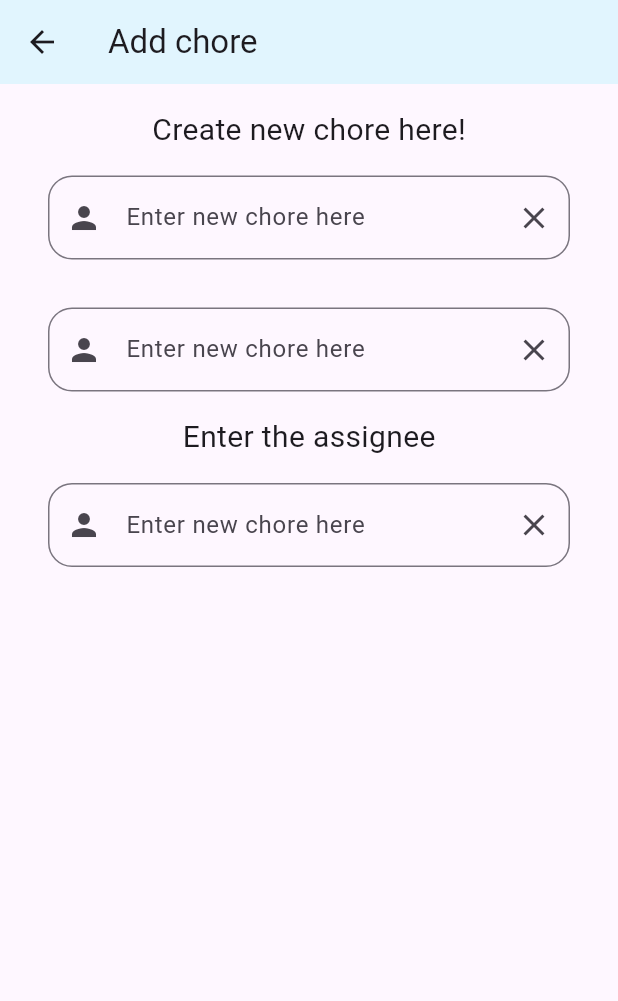
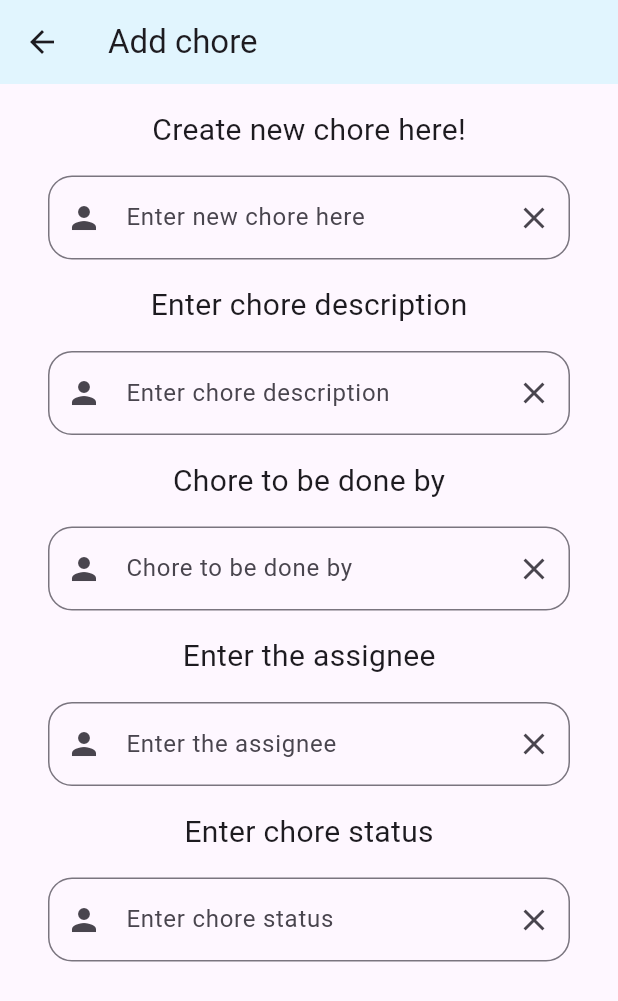
Before and after one commit to dominikdoric/house-work-app, a Flutter app: the AddChoreScreen screen opened directly, on a phone screen of 412 x 824 dp. Shown: the top 1001 px of the screen. Run offline on Flutter 3.47's test engine with Material 2 defaults, Android fonts, the phone set to English and light mode, and no system bars; our stand-ins replace cloud_firestore, firebase_auth, firebase_core, flutter_bloc, freezed_annotation, get_it and 1 more; accounts and stored records are empty.

Commit message:
AddChoreScreen design finished, needs polishing still

```diff
--- a/house_work_app/lib/presentation/screens/addChoreScreen/add_chore_screen_view.dart
+++ b/house_work_app/lib/presentation/screens/addChoreScreen/add_chore_screen_view.dart
@@ -41,13 +41,14 @@ class AddChoreScreenView extends StatelessWidget {
               ),
             ),
           ),
+          const CustomText(text: Strings.enterChoreDescription),
           Padding(
             padding: const EdgeInsets.all(Dimensions.paddingMedium),
             child: TextField(
               controller: _textEditingController,
               decoration: InputDecoration(
-                labelText: Strings.addChore,
-                hintText: Strings.addChore,
+                labelText: Strings.enterChoreDescription,
+                hintText: Strings.enterChoreDescription,
                 prefixIcon: const Icon(Icons.person),
                 suffixIcon: IconButton(
                   icon: const Icon(Icons.clear),
@@ -65,14 +66,64 @@ class AddChoreScreenView extends StatelessWidget {
               ),
             ),
           ),
-          const CustomText(text: 'Enter the assignee'),
+          const CustomText(text: Strings.choreToBeDoneBy),
           Padding(
             padding: const EdgeInsets.all(Dimensions.paddingMedium),
             child: TextField(
               controller: _textEditingController,
               decoration: InputDecoration(
-                labelText: Strings.addChore,
-                hintText: Strings.addChore,
+                labelText: Strings.choreToBeDoneBy,
+                hintText: Strings.choreToBeDoneBy,
+                prefixIcon: const Icon(Icons.person),
+                suffixIcon: IconButton(
+                  icon: const Icon(Icons.clear),
+                  // Clear text when clear icon is clicked
+                  onPressed: () {
+                    _textEditingController.clear();
+                  },
+                ),
+                border: const OutlineInputBorder(
+                  gapPadding: Dimensions.paddingMedium,
+                  borderRadius: BorderRadius.all(
+                    Radius.circular(Dimensions.paddingMedium),
+                  ),
+                ),
+              ),
+            ),
+          ),
+          const CustomText(text: Strings.enterTheAssignee),
+          Padding(
+            padding: const EdgeInsets.all(Dimensions.paddingMedium),
+            child: TextField(
+              controller: _textEditingController,
+              decoration: InputDecoration(
+                labelText: Strings.enterTheAssignee,
+                hintText: Strings.enterTheAssignee,
+                prefixIcon: const Icon(Icons.person),
+                suffixIcon: IconButton(
+                  icon: const Icon(Icons.clear),
+                  // Clear text when clear icon is clicked
+                  onPressed: () {
+                    _textEditingController.clear();
+                  },
+                ),
+                border: const OutlineInputBorder(
+                  gapPadding: Dimensions.paddingMedium,
+                  borderRadius: BorderRadius.all(
+                    Radius.circular(Dimensions.paddingMedium),
+                  ),
+                ),
+              ),
+            ),
+          ),
+          const CustomText(text: Strings.enterChoreStatus),
+          Padding(
+            padding: const EdgeInsets.all(Dimensions.paddingMedium),
+            child: TextField(
+              controller: _textEditingController,
+              decoration: InputDecoration(
+                labelText: Strings.enterChoreStatus,
+                hintText: Strings.enterChoreStatus,
                 prefixIcon: const Icon(Icons.person),
                 suffixIcon: IconButton(
                   icon: const Icon(Icons.clear),
--- a/house_work_app/lib/util/strings.dart
+++ b/house_work_app/lib/util/strings.dart
@@ -41,6 +41,10 @@ class Strings {
 
   // Chore
   static const createChore = 'Create new chore here!';
+  static const enterChoreDescription = 'Enter chore description';
+  static const choreToBeDoneBy = 'Chore to be done by';
+  static const enterTheAssignee = 'Enter the assignee';
+  static const enterChoreStatus = 'Enter chore status';
   static const toDo = 'To do';
   static const inProgress = 'In progress';
   static const done = 'Done';
```
